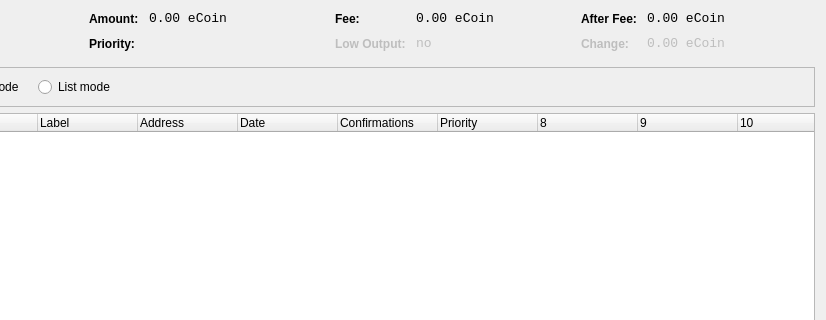
Above: src/qt/forms/coincontroldialog.ui from btcdream/ecoin before the change; both pictures show x 174 to 1000 and y 0 to 320 of the 1000 by 500 pixel window. Below: the same form after it.
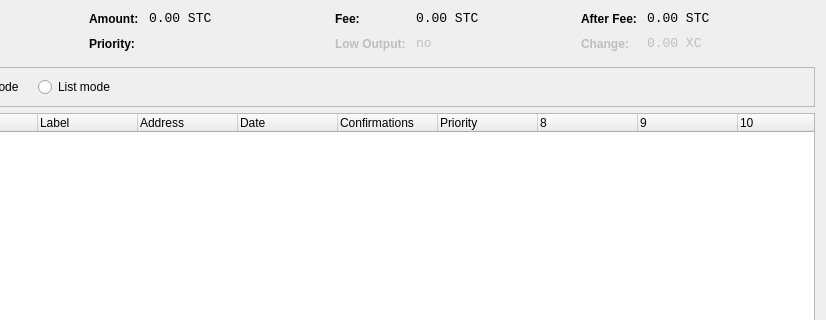
That is the form after the change. Custom widgets are drawn as their Qt base class.

```diff
--- a/src/qt/forms/coincontroldialog.ui
+++ b/src/qt/forms/coincontroldialog.ui
@@ -141,7 +141,7 @@
           <enum>Qt::ActionsContextMenu</enum>
          </property>
          <property name="text">
-          <string notr="true">0.00 eCoin</string>
+          <string>0.00 STC</string>
          </property>
          <property name="textInteractionFlags">
           <set>Qt::LinksAccessibleByMouse|Qt::TextSelectableByKeyboard|Qt::TextSelectableByMouse</set>
@@ -221,7 +221,7 @@
           <enum>Qt::ActionsContextMenu</enum>
          </property>
          <property name="text">
-          <string notr="true">0.00 eCoin</string>
+          <string>0.00 STC</string>
          </property>
          <property name="textInteractionFlags">
           <set>Qt::LinksAccessibleByMouse|Qt::TextSelectableByKeyboard|Qt::TextSelectableByMouse</set>
@@ -270,6 +270,9 @@
      </item>
      <item>
       <layout class="QFormLayout" name="formLayoutCoinControl4">
+       <property name="fieldGrowthPolicy">
+        <enum>QFormLayout::AllNonFixedFieldsGrow</enum>
+       </property>
        <property name="horizontalSpacing">
         <number>10</number>
        </property>
@@ -307,7 +310,7 @@
           <enum>Qt::ActionsContextMenu</enum>
          </property>
          <property name="text">
-          <string notr="true">0.00 eCoin</string>
+          <string>0.00 STC</string>
          </property>
          <property name="textInteractionFlags">
           <set>Qt::LinksAccessibleByMouse|Qt::TextSelectableByKeyboard|Qt::TextSelectableByMouse</set>
@@ -345,7 +348,7 @@
           <enum>Qt::ActionsContextMenu</enum>
          </property>
          <property name="text">
-          <string notr="true">0.00 eCoin</string>
+          <string>0.00 XC</string>
          </property>
          <property name="textInteractionFlags">
           <set>Qt::LinksAccessibleByMouse|Qt::TextSelectableByKeyboard|Qt::TextSelectableByMouse</set>
```
Left out of the diff: 8 changed lines with no effect on the pictures.
